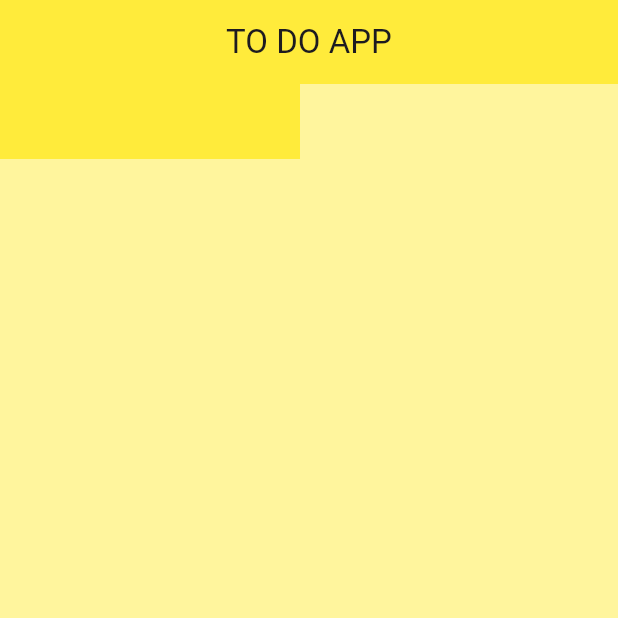
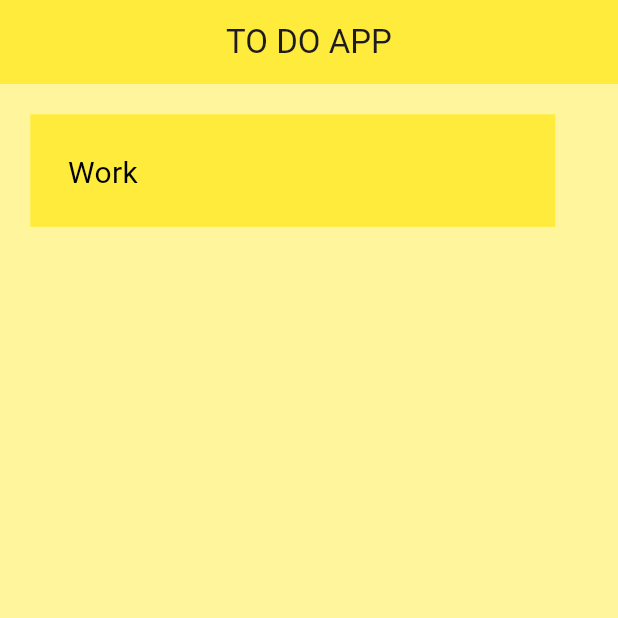
Before and after one commit to SemantakCodes/Todo-App, a Flutter app: the screen it shows after launch, on a phone screen of 412 x 824 dp, the top half of it. Run offline on Flutter 3.47's test engine with Material 3 defaults, Android fonts, the phone set to English and light mode, and no system bars.

Commit message:
Note Pages Conpleted and fk github

```diff
--- a/lib/note_Pages.dart
+++ b/lib/note_Pages.dart
@@ -5,12 +5,15 @@ class Notepages extends StatelessWidget {
 
   @override
   Widget build(BuildContext context) {
-    return Container(
-      width: 200,
-      height: 50,
-      color: Colors.yellow,
-      padding: EdgeInsets.all(50),
-      child: Text("Work", style: TextStyle(color: Colors.black),),
+    return Padding(
+      padding: const EdgeInsets.all(20.20),
+      child: Container(
+        width: 350,
+        height: 75,
+        color: Colors.yellow,
+        padding: EdgeInsets.all(25),
+        child: Text("Work", style: TextStyle(color: Colors.black, fontSize: 20),),
+      ),
     );
   }
 }
```
